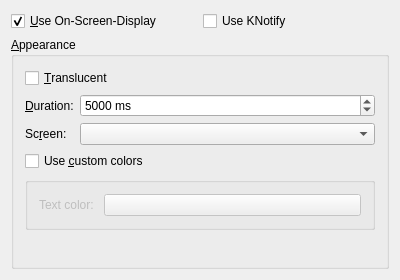
Above: src/configdialog/dialogs/OsdConfig.ui from KDE/amarok before the change. Below: the same form after it.
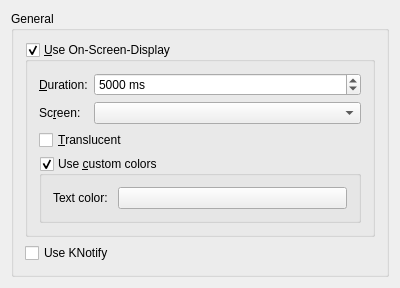
That is the form after the change. Custom widgets are drawn as their Qt base class.

Commit message: Rearrange some configdialogs widgets.

Patch:
```diff
--- a/src/configdialog/dialogs/OsdConfig.ui
+++ b/src/configdialog/dialogs/OsdConfig.ui
@@ -11,47 +11,41 @@
    </rect>
   </property>
   <layout class="QGridLayout" name="gridLayout_2">
+   <item row="1" column="0">
+    <spacer name="verticalSpacer">
+     <property name="orientation">
+      <enum>Qt::Vertical</enum>
+     </property>
+     <property name="sizeHint" stdset="0">
+      <size>
+       <width>20</width>
+       <height>0</height>
+      </size>
+     </property>
+    </spacer>
+   </item>
    <item row="0" column="0">
-    <layout class="QHBoxLayout" name="horizontalLayout_2">
-     <item>
-      <widget class="QCheckBox" name="kcfg_OsdEnabled">
-       <property name="toolTip">
-        <string>Check to enable the On-Screen-Display. &lt;br&gt;The OSD briefly displays track data when a new track is played.</string>
-       </property>
+    <widget class="QGroupBox" name="groupBox">
+     <property name="title">
+      <string>General</string>
+     </property>
+     <layout class="QGridLayout" name="gridLayout_5">
+      <item row="0" column="0">
+       <widget class="QGroupBox" name="kcfg_OsdEnabled">
        <property name="whatsThis">
         <string>Check to enable the On-Screen-Display. The OSD briefly displays track data when a new track is played.</string>
        </property>
-       <property name="text">
+        <property name="title">
         <string>&amp;Use On-Screen-Display</string>
        </property>
-       <property name="checked">
+        <property name="flat">
         <bool>true</bool>
        </property>
-      </widget>
-     </item>
-     <item>
-      <widget class="QCheckBox" name="kcfg_KNotifyEnabled">
-       <property name="text">
-        <string>Use KNotify</string>
-       </property>
-      </widget>
-     </item>
-    </layout>
-   </item>
+        <property name="checkable">
+         <bool>true</bool>
+        </property>
+        <layout class="QGridLayout" name="gridLayout_3">
    <item row="1" column="0">
-    <widget class="QGroupBox" name="mainBox">
-     <property name="title">
-      <string>&amp;Appearance</string>
-     </property>
-     <layout class="QVBoxLayout" name="verticalLayout">
-      <item>
-       <widget class="QCheckBox" name="kcfg_OsdUseTranslucency">
-        <property name="text">
-         <string>&amp;Translucent</string>
-        </property>
-       </widget>
-      </item>
-      <item>
        <layout class="QGridLayout" name="gridLayout">
         <item row="0" column="0">
          <widget class="QLabel" name="textLabel1">
@@ -134,23 +128,10 @@
         </item>
        </layout>
       </item>
-      <item>
-       <widget class="QCheckBox" name="kcfg_OsdUseCustomColors">
-        <property name="toolTip">
-         <string>Check to enable custom colors for the On-Screen-Display.</string>
-        </property>
-        <property name="whatsThis">
-         <string>Check to enable custom colors for the On-Screen-Display.</string>
-        </property>
-        <property name="text">
-         <string>Use &amp;custom colors</string>
-        </property>
-       </widget>
-      </item>
-      <item>
-       <widget class="QGroupBox" name="colorsBox">
+         <item row="3" column="0">
+          <widget class="QGroupBox" name="kcfg_OsdUseCustomColors">
         <property name="enabled">
-         <bool>false</bool>
+            <bool>true</bool>
         </property>
         <property name="sizePolicy">
          <sizepolicy hsizetype="Preferred" vsizetype="Maximum">
@@ -159,10 +140,13 @@
          </sizepolicy>
         </property>
         <property name="title">
-         <string/>
+            <string>Use &amp;custom colors</string>
         </property>
         <property name="flat">
-         <bool>false</bool>
+            <bool>true</bool>
+           </property>
+           <property name="checkable">
+            <bool>true</bool>
         </property>
         <layout class="QHBoxLayout" name="horizontalLayout">
          <item>
@@ -225,18 +209,22 @@
         </layout>
        </widget>
       </item>
-      <item>
-       <spacer name="verticalSpacer">
-        <property name="orientation">
-         <enum>Qt::Vertical</enum>
-        </property>
-        <property name="sizeHint" stdset="0">
-         <size>
-          <width>20</width>
-          <height>0</height>
-         </size>
+         <item row="2" column="0">
+          <widget class="QCheckBox" name="kcfg_OsdUseTranslucency">
+           <property name="text">
+            <string>&amp;Translucent</string>
+           </property>
+          </widget>
+         </item>
+        </layout>
+       </widget>
+      </item>
+      <item row="1" column="0">
+       <widget class="QCheckBox" name="kcfg_KNotifyEnabled">
+        <property name="text">
+         <string>Use KNotify</string>
         </property>
-       </spacer>
+       </widget>
       </item>
      </layout>
     </widget>
```
Left out of the diff: 54 changed lines with no effect on the pictures. Lines whose indentation alone changed are shown as unchanged. The commit also changes 1 other file.
